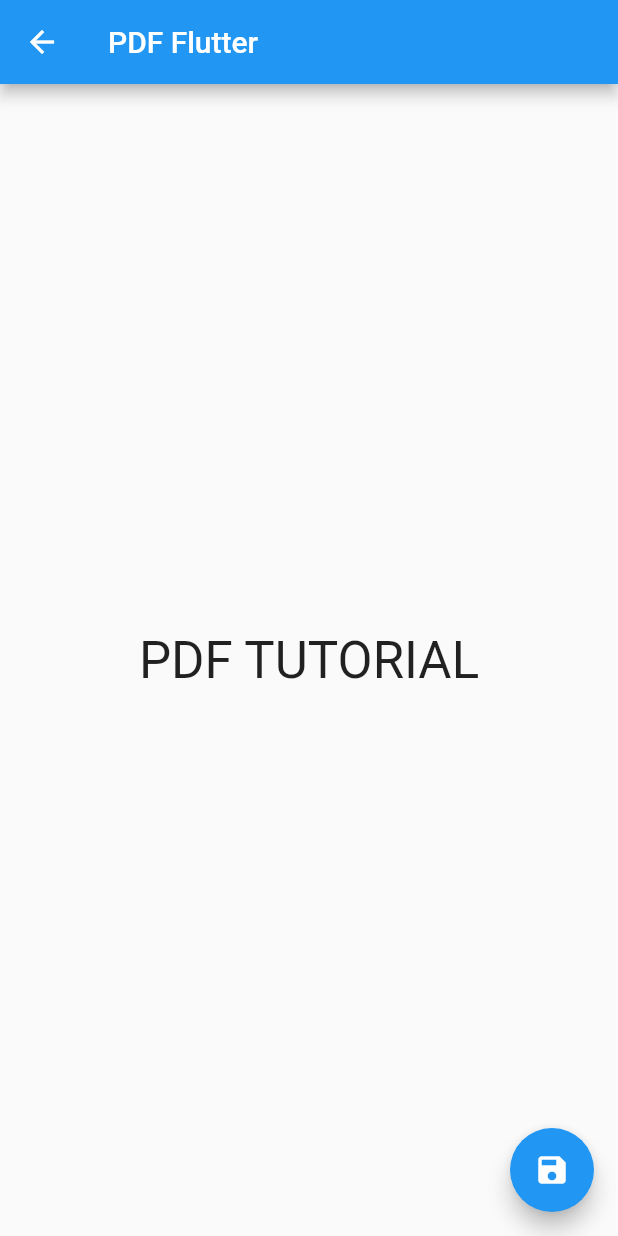
After one commit to antonino3g/rat_mobile, a Flutter app: the PdfExemple screen opened directly, after a tap on the "save" icon, on a phone screen of 412 x 824 dp. The commit adds this screen. Run offline on Flutter 3.47's test engine with Material 2 defaults, Android fonts, the phone set to English and light mode, and no system bars; our stand-ins replace flushbar, image_gallery_saver, pdf, permission_handler, signature; missing offline and left inert: flutter_barcode_scanner, flutter_full_pdf_viewer.

Commit message:
feat: adding feature export texts values to pdf

```diff
--- a/lib/main.dart
+++ b/lib/main.dart
@@ -1,7 +1,8 @@
 import 'package:flutter/material.dart';
+// import 'package:rat_mobile/pages/pdf_example.dart';
 import 'package:rat_mobile/routes/routes.dart';
-import 'package:rat_mobile/views/signature.dart';
-import 'views/form_screen.dart';
+import 'package:rat_mobile/pages/signature.dart';
+import 'pages/form_screen.dart';
 // import 'views/signature.dart';
 
 void main() {
@@ -17,6 +18,7 @@ class MyApp extends StatelessWidget {
         primarySwatch: Colors.blue,
       ),
       home: FormScreen(),
+      // home: PdfExemple(),
       debugShowCheckedModeBanner: false,
       routes: {
         AppRoutes.SIGNATURE: (_) => SignaturePage(),
--- /dev/null
+++ b/lib/pages/pdf_example.dart
@@ -0,0 +1,94 @@
+import 'dart:io';
+
+import 'package:flutter/cupertino.dart';
+import 'package:flutter/material.dart';
+import 'package:path_provider/path_provider.dart';
+import 'package:pdf/pdf.dart';
+import 'package:pdf/widgets.dart' as pw;
+import 'package:rat_mobile/pages/pdf_preview_screen.dart';
+
+class PdfExemple extends StatelessWidget {
+  final pdf = pw.Document();
+
+  writeOnPdf() {
+    pdf.addPage(pw.MultiPage(
+      pageFormat: PdfPageFormat.a4,
+      margin: pw.EdgeInsets.all(32),
+      build: (pw.Context context) {
+        return <pw.Widget>[
+          pw.Header(level: 0, child: pw.Text("Easy Approach Document")),
+          pw.Paragraph(
+              text:
+                  "Lorem ipsum dolor sit amet, consectetur adipiscing elit, sed do eiusmod tempor incididunt ut labore et dolore magna aliqua. Malesuada fames ac turpis egestas sed tempus urna. Quisque sagittis purus sit amet. A arcu cursus vitae congue mauris rhoncus aenean vel elit. Ipsum dolor sit amet consectetur adipiscing elit pellentesque. Viverra justo nec ultrices dui sapien eget mi proin sed."),
+          pw.Paragraph(
+              text:
+                  "Lorem ipsum dolor sit amet, consectetur adipiscing elit, sed do eiusmod tempor incididunt ut labore et dolore magna aliqua. Malesuada fames ac turpis egestas sed tempus urna. Quisque sagittis purus sit amet. A arcu cursus vitae congue mauris rhoncus aenean vel elit. Ipsum dolor sit amet consectetur adipiscing elit pellentesque. Viverra justo nec ultrices dui sapien eget mi proin sed."),
+          pw.Header(level: 1, child: pw.Text("Second Heading")),
+          pw.Paragraph(
+              text:
+                  "Lorem ipsum dolor sit amet, consectetur adipiscing elit, sed do eiusmod tempor incididunt ut labore et dolore magna aliqua. Malesuada fames ac turpis egestas sed tempus urna. Quisque sagittis purus sit amet. A arcu cursus vitae congue mauris rhoncus aenean vel elit. Ipsum dolor sit amet consectetur adipiscing elit pellentesque. Viverra justo nec ultrices dui sapien eget mi proin sed."),
+          pw.Paragraph(
+              text:
+                  "Lorem ipsum dolor sit amet, consectetur adipiscing elit, sed do eiusmod tempor incididunt ut labore et dolore magna aliqua. Malesuada fames ac turpis egestas sed tempus urna. Quisque sagittis purus sit amet. A arcu cursus vitae congue mauris rhoncus aenean vel elit. Ipsum dolor sit amet consectetur adipiscing elit pellentesque. Viverra justo nec ultrices dui sapien eget mi proin sed."),
+          pw.Paragraph(
+              text:
+                  "Lorem ipsum dolor sit amet, consectetur adipiscing elit, sed do eiusmod tempor incididunt ut labore et dolore magna aliqua. Malesuada fames ac turpis egestas sed tempus urna. Quisque sagittis purus sit amet. A arcu cursus vitae congue mauris rhoncus aenean vel elit. Ipsum dolor sit amet consectetur adipiscing elit pellentesque. Viverra justo nec ultrices dui sapien eget mi proin sed."),
+        ];
+      },
+    ));
+  }
+
+  Future savePdf() async {
+    Directory documentDirectory = await getApplicationDocumentsDirectory();
+
+    String documentPath = documentDirectory.path;
+
+    File file = File("$documentPath/example.pdf");
+
+    file.writeAsBytesSync(pdf.save());
+  }
+
+  Widget build(BuildContext context) {
+    return Scaffold(
+      appBar: AppBar(
+        title: Text("PDF Flutter"),
+      ),
+
+      body: Container(
+        width: double.infinity,
+        height: double.infinity,
+        child: Column(
+          mainAxisAlignment: MainAxisAlignment.center,
+          children: <Widget>[
+            Text(
+              "PDF TUTORIAL",
+              style: TextStyle(fontSize: 34),
+            )
+          ],
+        ),
+      ),
+
+      floatingActionButton: FloatingActionButton(
+        onPressed: () async {
+          writeOnPdf();
+          await savePdf();
+
+          Directory documentDirectory =
+              await getApplicationDocumentsDirectory();
+
+          String documentPath = documentDirectory.path;
+
+          String fullPath = "$documentPath/example.pdf";
+
+          Navigator.push(
+              context,
+              MaterialPageRoute(
+                  builder: (context) => PdfPreviewScreen(
+                        path: fullPath,
+                      )));
+        },
+        child: Icon(Icons.save),
+      ), // This trailing comma makes auto-formatting nicer for build methods.
+    );
+  }
+}
--- a/lib/views/signature.dart
+++ b/lib/pages/signature.dart
@@ -2,7 +2,7 @@ import 'dart:typed_data';
 
 import 'package:flutter/material.dart';
 import 'package:flutter/services.dart';
-import 'package:rat_mobile/views/signature_preview_page.dart';
+import 'package:rat_mobile/pages/signature_preview_page.dart';
 import 'package:signature/signature.dart';
 
 class SignaturePage extends StatefulWidget {
```
Also changed, not shown: lib/pages/form_screen.dart (renamed from lib/views/form_screen.dart, +99 -1 lines), lib/pages/pdf_preview_screen.dart (added, +15 -0 lines), pubspec.yaml (+9 -0 lines), lib/pages/signature_preview_page.dart (renamed from lib/views/signature_preview_page.dart), pubspec.lock.
